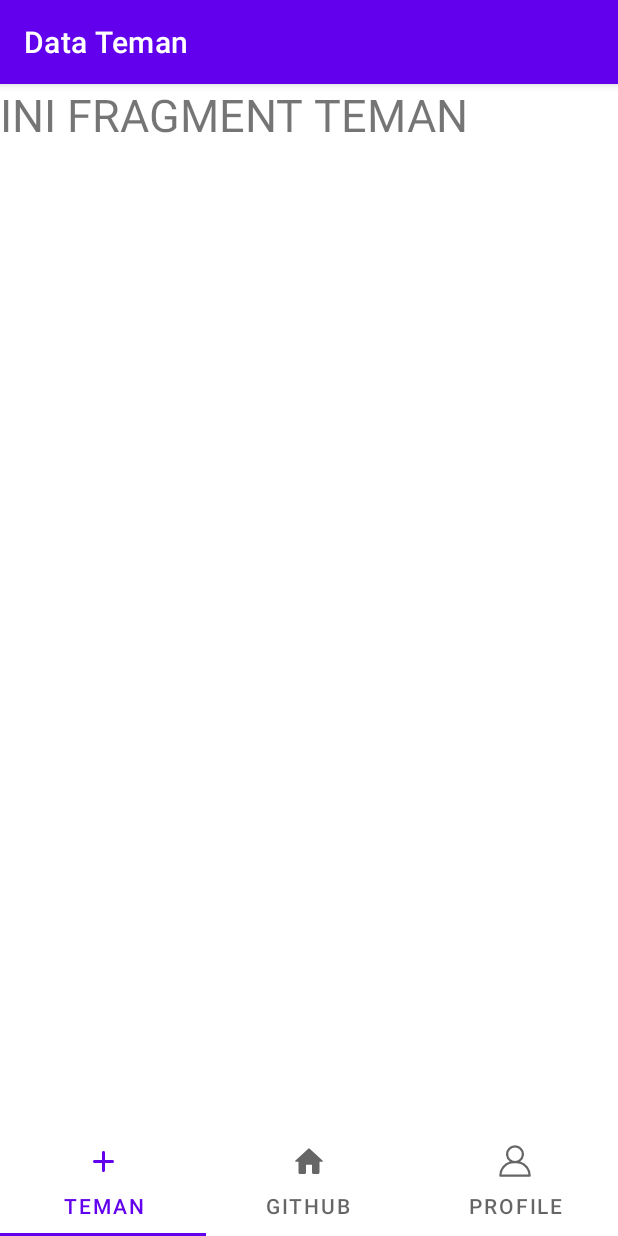
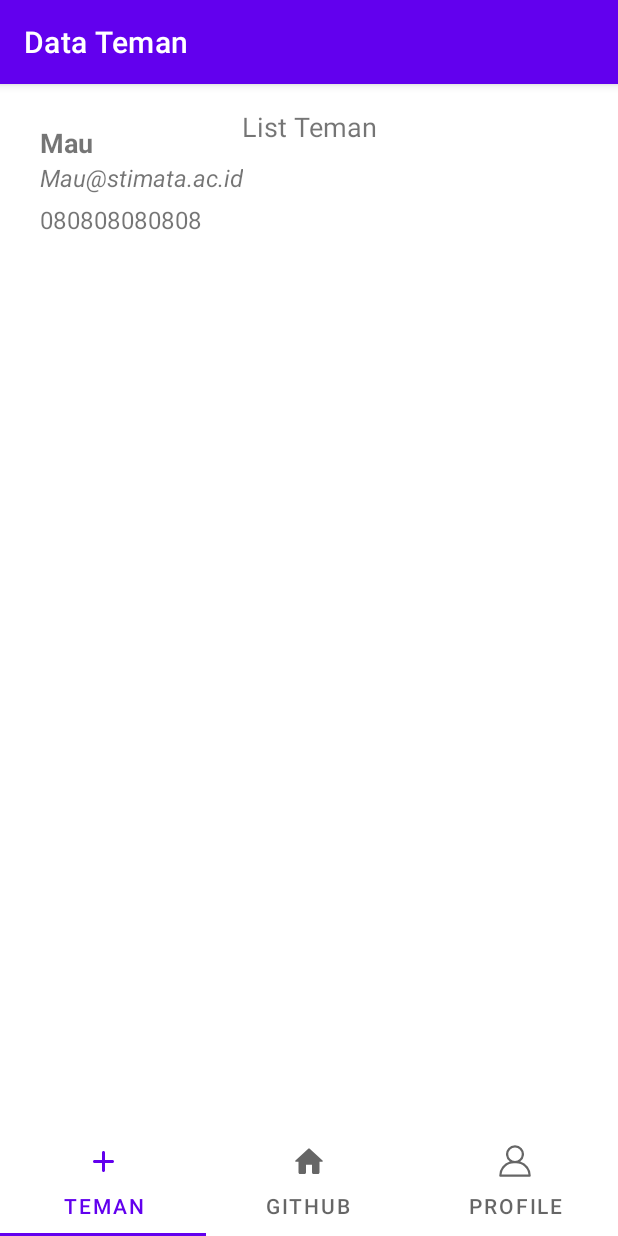
Before and after one commit to maulp/view-pager-and-fragment, an Android app: the screen it shows after launch (MainActivity), on a phone screen of 412 x 824 dp. Run offline under Robolectric (Android 15) with nearby library versions, the phone set to English and light mode, and no system bars.

Commit message:
recycler view
recycler view

```diff
--- a/app/build.gradle
+++ b/app/build.gradle
@@ -30,6 +30,9 @@ android {
     kotlinOptions {
         jvmTarget = '1.8'
     }
+    androidExtensions{
+        experimental = true
+    }
 }
 
 dependencies {
@@ -44,4 +47,6 @@ dependencies {
 
     implementation 'androidx.viewpager2:viewpager2:1.0.0'
     implementation 'com.google.android.material:material:1.2.0-alpha06'
+
+    implementation "androidx.recyclerview:recyclerview:1.1.0"
 }
--- /dev/null
+++ b/app/src/main/java/com/example/datateman/MyFriend.kt
@@ -0,0 +1,9 @@
+package com.example.datateman
+
+class MyFriend (
+    val nama : String,
+    val jkel : String,
+    val email : String,
+    val telp : String,
+    val alamat : String
+)
--- /dev/null
+++ b/app/src/main/java/com/example/datateman/MyFriendAdapter.kt
@@ -0,0 +1,32 @@
+package com.example.datateman
+
+import android.content.Context
+import android.view.LayoutInflater
+import android.view.View
+import android.view.ViewGroup
+import androidx.recyclerview.widget.RecyclerView
+import kotlinx.android.extensions.LayoutContainer
+import kotlinx.android.synthetic.main.my_friends_item.*
+
+class MyFriendAdapter (private val context: Context, private val items:ArrayList<MyFriend>):
+    RecyclerView.Adapter<MyFriendAdapter.ViewHolder>() {
+    override fun onCreateViewHolder(parent: ViewGroup, viewType: Int)= ViewHolder(
+        LayoutInflater.from(context).inflate(R.layout.my_friends_item, parent, false)
+    )
+    override fun getItemCount():Int{
+        return items.size
+    }
+
+    override fun onBindViewHolder(holder: ViewHolder, position: Int) {
+        holder.bindItem(items.get(position))
+    }
+
+    class ViewHolder(override val containerView: View):
+            RecyclerView.ViewHolder(containerView), LayoutContainer {
+                fun bindItem(item:MyFriend){
+                    txtFriendName.text = item.nama
+                    txtFriendEmail.text = item.email
+                    txtFriendTelp.text = item.telp
+                }
+            }
+}
--- a/app/src/main/java/com/example/datateman/MyFriendsFragment.kt
+++ b/app/src/main/java/com/example/datateman/MyFriendsFragment.kt
@@ -6,8 +6,32 @@ import android.view.View
 import android.view.ViewGroup
 import androidx.annotation.Nullable
 import androidx.fragment.app.Fragment
+import androidx.recyclerview.widget.LinearLayoutManager
+import kotlinx.android.synthetic.*
+import kotlinx.android.synthetic.main.fragment_myfriend.*
 
 class MyFriendsFragment :Fragment() {
+    lateinit var listTeman:ArrayList<MyFriend>
+
+    private fun simulasiDataTeman(){
+        listTeman = ArrayList()
+        listTeman.add(MyFriend("Mau", "Laki-Laki", "Mau@stimata.ac.id",
+            "080808080808", "Bogor"))
+        listTeman.add(MyFriend("Maulana Prayoga", "Laki-Laki", "maulanaprayoga@stimata.ac.id",
+        "08989739407", "Jakarta"))
+        listTeman.add(MyFriend("Maulana", "Laki-Laki", "Maulana@stimata.ac.id",
+        "08943782827", "Tokyo"))
+        listTeman.add(MyFriend("Prayoga", "Laki-Laki", "prayoga@stimata.ac.id",
+        "08798798739", "Amsterdam"))
+        listTeman.add(MyFriend("Yoga", "Laki-Laki", "yoga@stimata.ac.id",
+        "08439879292", "London"))
+    }
+
+    private fun tampilTeman(){
+        rv_listMyFriends.layoutManager = LinearLayoutManager(activity)
+        rv_listMyFriends.adapter = MyFriendAdapter(requireActivity(), listTeman)
+    }
+
     override fun onCreate(savedInstanceState: Bundle?) {
             super.onCreate(savedInstanceState)
     }
@@ -22,5 +46,16 @@ class MyFriendsFragment :Fragment() {
 
     override fun onViewCreated(view: View, @Nullable savedInstanceState: Bundle?) {
         super.onViewCreated(view, savedInstanceState)
+        initView()
+    }
+
+    private fun initView(){
+        simulasiDataTeman()
+        tampilTeman()
+    }
+
+    override fun onDestroy() {
+        super.onDestroy()
+        this.clearFindViewByIdCache()
     }
 }
--- a/app/src/main/res/layout/fragment_github.xml
+++ b/app/src/main/res/layout/fragment_github.xml
@@ -2,9 +2,5 @@
 <RelativeLayout xmlns:android="http://schemas.android.com/apk/res/android"
     android:layout_width="match_parent"
     android:layout_height="match_parent">
-<TextView
-    android:layout_width="match_parent"
-    android:layout_height="wrap_content"
-    android:text="INI FRAGMENT GITHUB"
-    android:textSize="30sp"/>
+
 </RelativeLayout>
--- a/app/src/main/res/layout/fragment_myfriend.xml
+++ b/app/src/main/res/layout/fragment_myfriend.xml
@@ -5,6 +5,13 @@
 <TextView
     android:layout_width="match_parent"
     android:layout_height="wrap_content"
-    android:text="INI FRAGMENT TEMAN"
-    android:textSize="30sp"/>
+    android:textSize="18sp"
+    android:layout_margin="16dp"
+    android:text="List Teman"
+    android:gravity="center_horizontal"/>
+    <androidx.recyclerview.widget.RecyclerView
+        android:layout_width="match_parent"
+        android:layout_height="wrap_content"
+        android:id="@+id/rv_listMyFriends"
+        android:layout_margin="16dp"/>
 </RelativeLayout>
--- a/app/src/main/res/layout/fragment_profile.xml
+++ b/app/src/main/res/layout/fragment_profile.xml
@@ -2,9 +2,5 @@
 <RelativeLayout xmlns:android="http://schemas.android.com/apk/res/android"
     android:layout_width="match_parent"
     android:layout_height="match_parent">
-<TextView
-    android:layout_width="match_parent"
-    android:layout_height="wrap_content"
-    android:text="INI FRAGMENT PROFILE"
-    android:textSize="30sp"/>
+
 </RelativeLayout>
--- /dev/null
+++ b/app/src/main/res/layout/my_friends_item.xml
@@ -0,0 +1,34 @@
+<?xml version="1.0" encoding="utf-8"?>
+<LinearLayout xmlns:android="http://schemas.android.com/apk/res/android"
+    android:layout_width="wrap_content"
+    android:layout_height="match_parent"
+    android:orientation="vertical"
+    android:layout_margin="5dp"
+    android:padding="5dp">
+<TextView
+    android:layout_width="wrap_content"
+    android:layout_height="wrap_content"
+    android:id="@+id/txtFriendName"
+    android:text="Nama"
+    android:textStyle="bold"
+    android:textSize="18sp"/>
+    <TextView
+        android:layout_width="wrap_content"
+        android:layout_height="wrap_content"
+        android:id="@+id/txtFriendEmail"
+        android:text="Email"
+        android:textStyle="italic"
+        android:textSize="16sp"/>
+    <TextView
+        android:layout_width="wrap_content"
+        android:layout_height="wrap_content"
+        android:id="@+id/txtFriendTelp"
+        android:text="Telp"
+        android:textSize="16sp"
+        android:layout_marginTop="6dp"/>
+    <View
+        android:layout_width="match_parent"
+        android:layout_height="0.5dp"
+        android:layout_marginTop="5dp"
+        android:background="@color/white"/>
+</LinearLayout>
```
